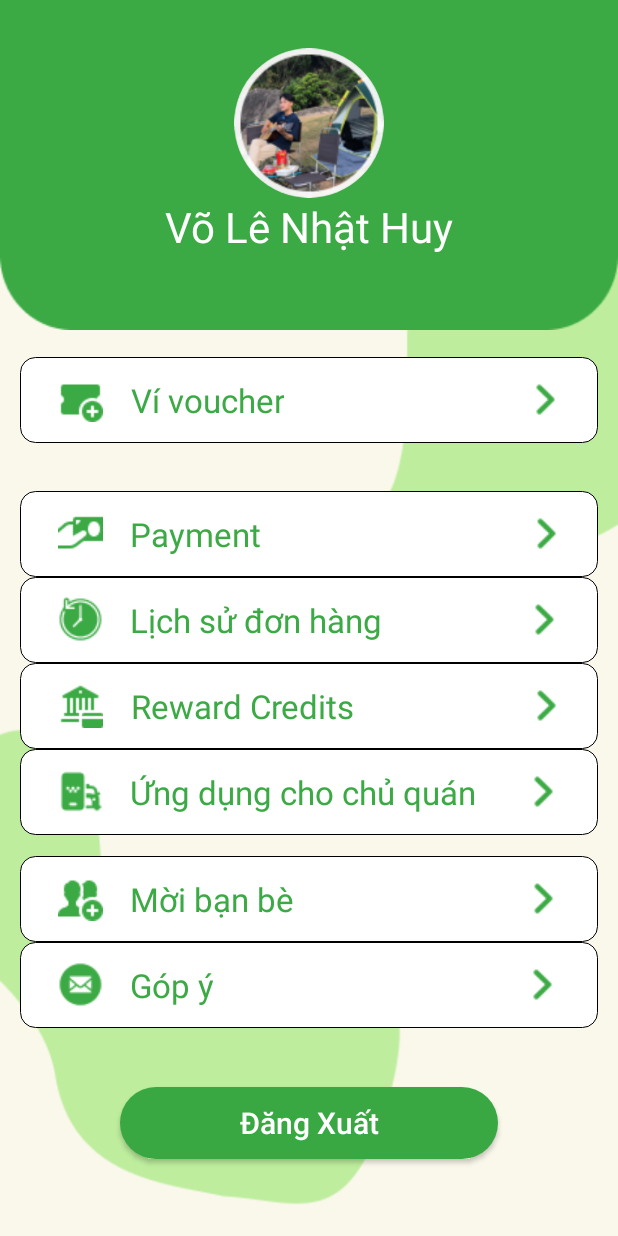
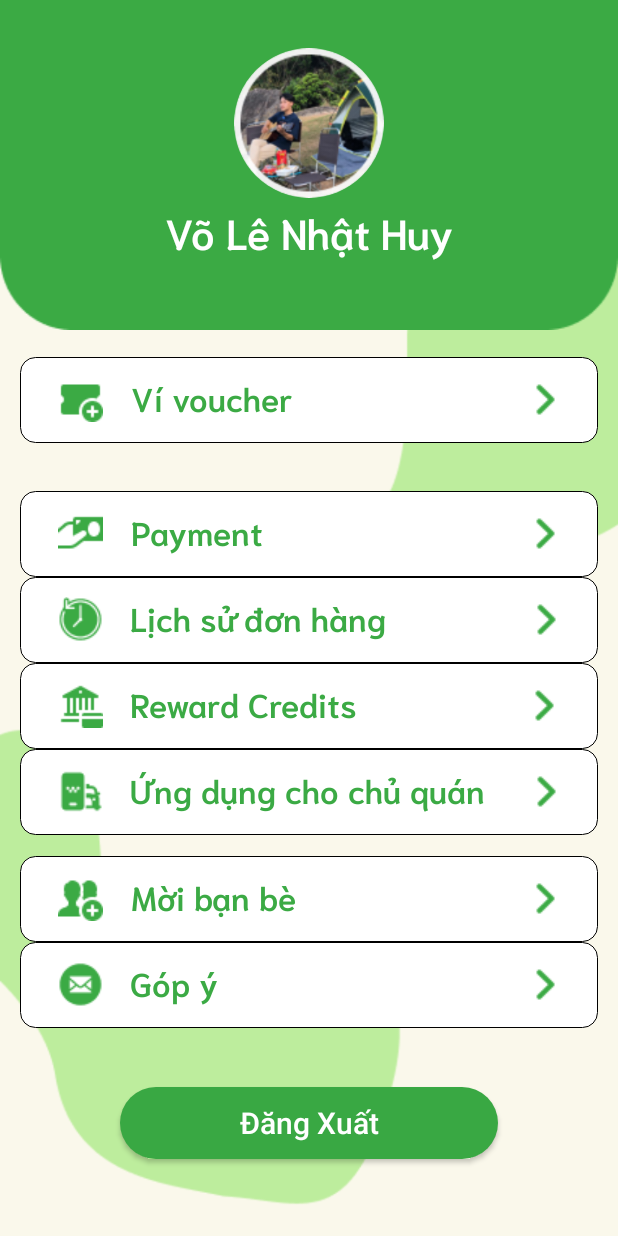
Before and after one commit to baohng/baemax, an Android app: the Profile screen opened directly, with no data from a screen before it, on a phone screen of 412 x 824 dp. Run offline under Robolectric (Android 15) with nearby library versions, the phone set to English and light mode, and no system bars; plain views replace RoundedImageView.

Commit message:
change font-family

```diff
--- a/app/src/main/res/layout/activity_profile.xml
+++ b/app/src/main/res/layout/activity_profile.xml
@@ -32,6 +32,7 @@
         android:layout_height="wrap_content"
         android:text="Võ Lê Nhật Huy"
         android:textColor="@color/white"
+        android:fontFamily="@font/niramit_semibold"
         android:textSize="28sp"
         app:layout_constraintTop_toBottomOf="@id/imageProfile"
         app:layout_constraintStart_toStartOf="parent"
@@ -72,6 +73,7 @@
                 android:text="@string/v_voucher"
                 android:textColor="@color/textColor"
                 android:textSize="22sp"
+                android:fontFamily="@font/niramit_semibold"
                 android:layout_marginStart="18dp"
                 tools:ignore="RtlCompat"
                 />
@@ -79,7 +81,7 @@
                 android:layout_width="wrap_content"
                 android:layout_height="wrap_content"
                 android:src="@drawable/ic_go_next"
-                android:layout_marginStart="159dp"/>
+                android:layout_marginStart="154dp"/>
         </LinearLayout>
 
         <LinearLayout
@@ -105,6 +107,7 @@
                 android:text="@string/payment"
                 android:textColor="@color/textColor"
                 android:textSize="22sp"
+                android:fontFamily="@font/niramit_semibold"
                 android:layout_marginStart="18dp"
                 tools:ignore="RtlCompat"
                 />
@@ -112,7 +115,7 @@
                 android:layout_width="wrap_content"
                 android:layout_height="wrap_content"
                 android:src="@drawable/ic_go_next"
-                android:layout_marginStart="175dp"/>
+                android:layout_marginStart="174dp"/>
         </LinearLayout>
         <LinearLayout
             android:id="@+id/layoutFeaturesItem3"
@@ -136,6 +139,7 @@
                 android:text="@string/cart_history"
                 android:textColor="@color/textColor"
                 android:textSize="22sp"
+                android:fontFamily="@font/niramit_semibold"
                 android:layout_marginStart="18dp"
                 tools:ignore="RtlCompat"
                 />
@@ -143,7 +147,7 @@
                 android:layout_width="wrap_content"
                 android:layout_height="wrap_content"
                 android:src="@drawable/ic_go_next"
-                android:layout_marginStart="93dp"/>
+                android:layout_marginStart="92dp"/>
         </LinearLayout>
         <LinearLayout
             android:id="@+id/layoutFeaturesItem4"
@@ -165,6 +169,7 @@
                 android:layout_width="wrap_content"
                 android:layout_height="57dp"
                 android:text="Reward Credits"
+                android:fontFamily="@font/niramit_semibold"
                 android:textColor="@color/textColor"
                 android:textSize="22sp"
                 android:layout_marginStart="18dp"
@@ -174,7 +179,7 @@
                 android:layout_width="wrap_content"
                 android:layout_height="wrap_content"
                 android:src="@drawable/ic_go_next"
-                android:layout_marginStart="113dp"/>
+                android:layout_marginStart="110dp"/>
         </LinearLayout>
         <LinearLayout
             android:id="@+id/layoutFeaturesItem5"
@@ -198,6 +203,7 @@
                 android:text="@string/management_app"
                 android:textColor="@color/textColor"
                 android:textSize="22sp"
+                android:fontFamily="@font/niramit_semibold"
                 android:layout_marginStart="18dp"
                 tools:ignore="RtlCompat"
                 />
@@ -205,7 +211,7 @@
                 android:layout_width="wrap_content"
                 android:layout_height="wrap_content"
                 android:src="@drawable/ic_go_next"
-                android:layout_marginStart="30dp"/>
+                android:layout_marginStart="26dp"/>
         </LinearLayout>
 
         <LinearLayout
@@ -231,6 +237,7 @@
                 android:text="@string/invite_fr"
                 android:textColor="@color/textColor"
                 android:textSize="22sp"
+                android:fontFamily="@font/niramit_semibold"
                 android:layout_marginStart="18dp"
                 tools:ignore="RtlCompat"
                 />
@@ -262,6 +269,7 @@
                 android:text="@string/feedback"
                 android:textColor="@color/textColor"
                 android:textSize="22sp"
+                android:fontFamily="@font/niramit_semibold"
                 android:layout_marginStart="18dp"
                 tools:ignore="RtlCompat"
                 />
@@ -269,7 +277,7 @@
                 android:layout_width="wrap_content"
                 android:layout_height="wrap_content"
                 android:src="@drawable/ic_go_next"
-                android:layout_marginStart="204dp"/>
+                android:layout_marginStart="203dp"/>
         </LinearLayout>
 
     </LinearLayout>
```
Also changed, not shown: app/src/main/res/font/inter_regular.ttf (added), app/src/main/res/font/niramit_semibold.ttf (added).
